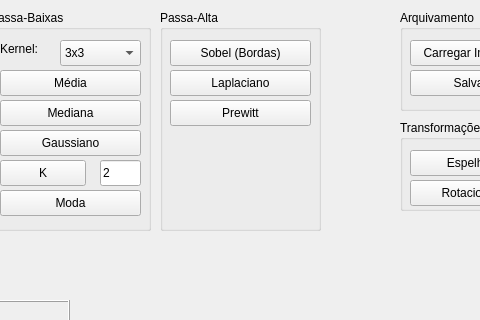
Old version of the form mainwindow.ui in the repository broken-usb/pdi-qt; both pictures show x 190 to 670 and y 0 to 320 of the 1000 by 600 pixel window.
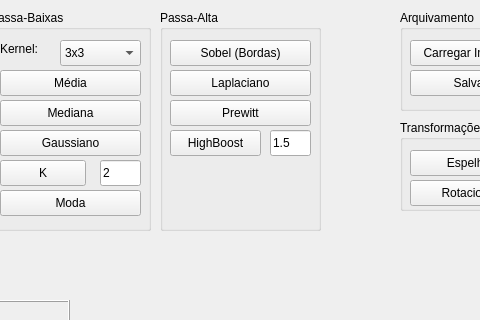
New version of the form.

Commit message: Implementação do HighBoost

Diff of the .ui file:
```diff
--- a/mainwindow.ui
+++ b/mainwindow.ui
@@ -364,6 +364,41 @@
       <string>Prewitt</string>
      </property>
     </widget>
+    <widget class="QPushButton" name="btnHighBoost">
+     <property name="geometry">
+      <rect>
+       <x>10</x>
+       <y>120</y>
+       <width>91</width>
+       <height>26</height>
+      </rect>
+     </property>
+     <property name="cursor">
+      <cursorShape>PointingHandCursor</cursorShape>
+     </property>
+     <property name="toolTip">
+      <string>&lt;html&gt;&lt;head/&gt;&lt;body&gt;&lt;p&gt;Aumenta a nitidez da imagem somando detalhes de alta frequência (bordas) de volta à imagem original.&lt;/p&gt;&lt;/body&gt;&lt;/html&gt;</string>
+     </property>
+     <property name="text">
+      <string>HighBoost</string>
+     </property>
+    </widget>
+    <widget class="QLineEdit" name="edtHighBoost">
+     <property name="geometry">
+      <rect>
+       <x>110</x>
+       <y>120</y>
+       <width>41</width>
+       <height>26</height>
+      </rect>
+     </property>
+     <property name="toolTip">
+      <string>&lt;html&gt;&lt;head/&gt;&lt;body&gt;&lt;p&gt;Valor para o &amp;quot;HighBoost&amp;quot;.&lt;/p&gt;&lt;/body&gt;&lt;/html&gt;</string>
+     </property>
+     <property name="text">
+      <string>1.5</string>
+     </property>
+    </widget>
    </widget>
    <widget class="QGroupBox" name="grpBoxTransformacoes">
     <property name="geometry">
```
The commit also changes 2 other files.
